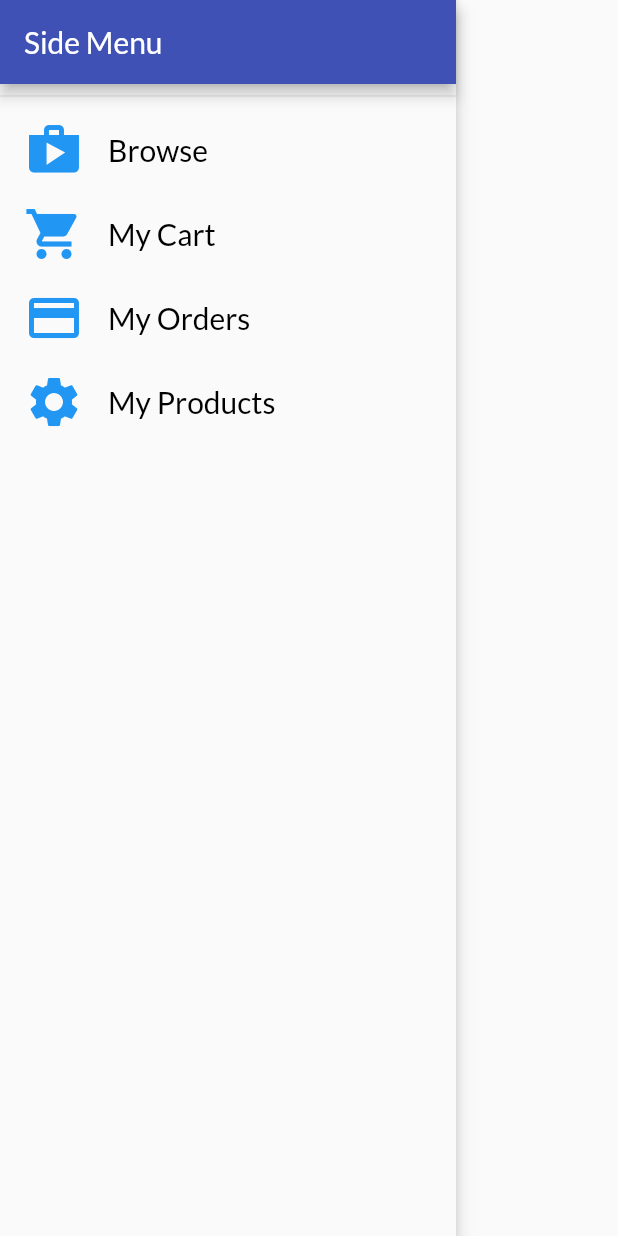
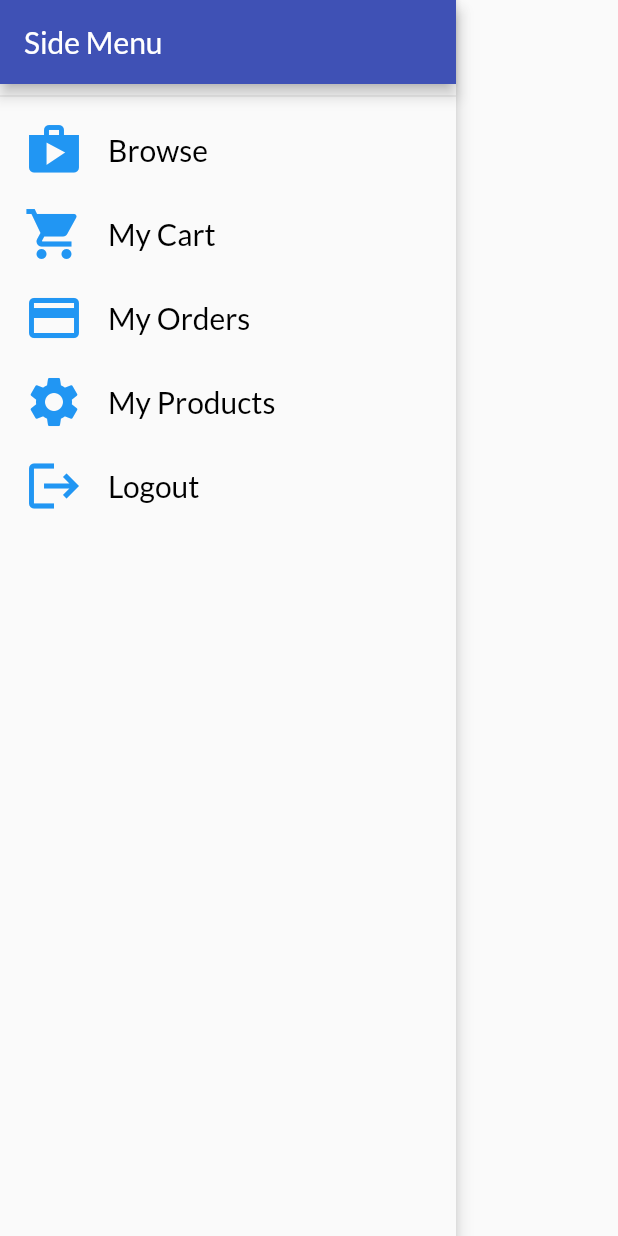
Before and after one commit to abanoub-ashraf/ShoppApp, a Flutter app: the AppDrawer widget shown alone on an empty page, opened directly, on a phone screen of 412 x 824 dp. Run offline on Flutter 3.47's test engine with Material 2 defaults, Android fonts, the phone set to English and light mode, and no system bars; our stand-ins replace cool_alert, logger; missing offline and left inert: pretty_json, print_color; network calls fail.

Commit message:
added logout functionality

```diff
--- a/lib/widgets/Components/AppDrawer.dart
+++ b/lib/widgets/Components/AppDrawer.dart
@@ -1,6 +1,8 @@
 // ignore_for_file: file_names
 
 import 'package:flutter/material.dart';
+import 'package:provider/provider.dart';
+import 'package:shop_app/providers/AuthProvider.dart';
 import 'package:shop_app/utils/AppRoutes.dart';
 
 class AppDrawer extends StatelessWidget {
@@ -99,6 +101,22 @@ class AppDrawer extends StatelessWidget {
                             ///
                             Navigator.of(context).pushReplacementNamed(AppRoutes.userProductsScreenRoute);
                         }
+                    ),
+                    ListTile(
+                        leading: Icon(
+                            Icons.logout,
+                            size: 40,
+                            color: Theme.of(context).primaryColor
+                        ),
+                        title: Text(
+                            'Logout',
+                            style: createStyle(context)
+                        ),
+                        onTap: () {
+                            Navigator.of(context).pop();
+
+                            Provider.of<AuthProvider>(context, listen: false).logout();
+                        }
                     )
                 ]
             )
```
Also changed, not shown: lib/providers/AuthProvider.dart (+8 -0 lines).
